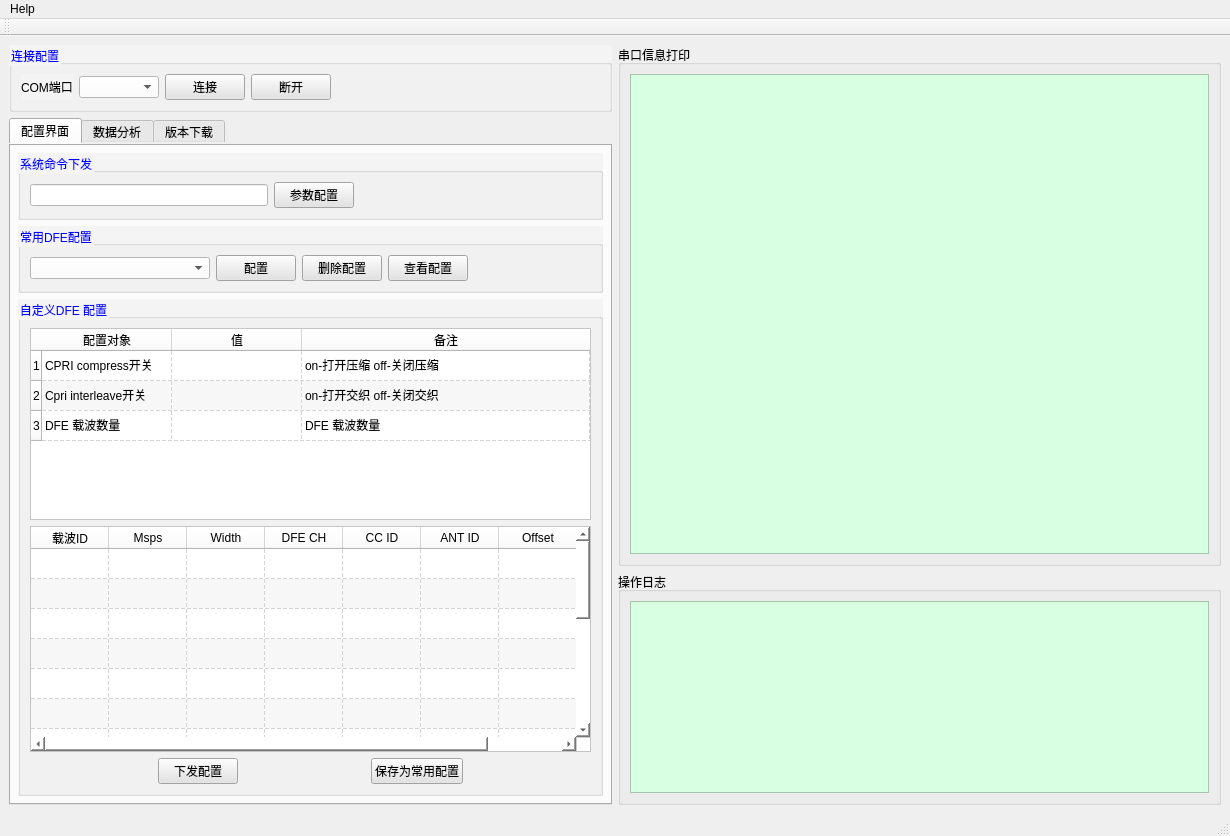
zhangbingxue/ScriptsTools, file ui/mainwindow_ui.ui: the form before one commit.
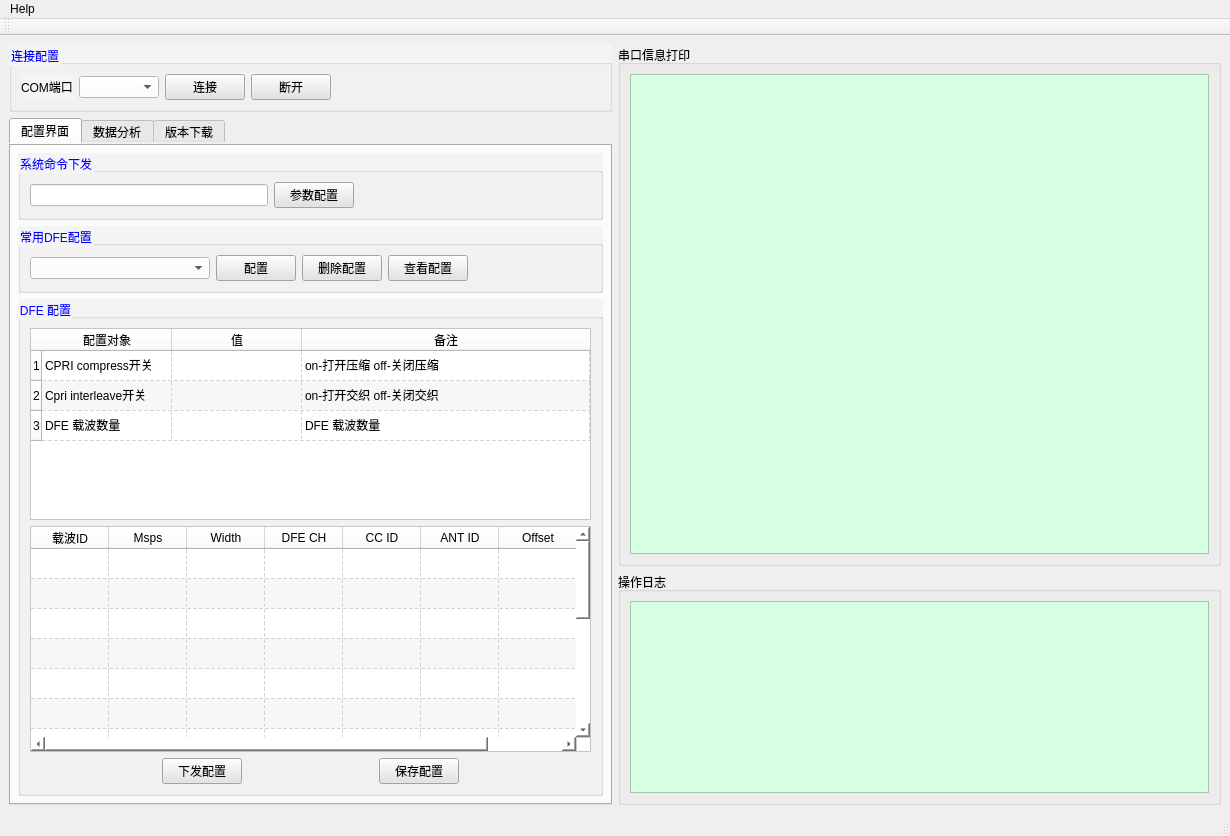
The form after the commit.

The edit to the form file:
```diff
--- a/ui/mainwindow_ui.ui
+++ b/ui/mainwindow_ui.ui
@@ -257,7 +257,7 @@
              <string notr="true">background-color: rgb(244, 244, 244);color: rgb(0, 0, 255);</string>
             </property>
             <property name="title">
-             <string>自定义DFE 配置</string>
+             <string>DFE 配置</string>
             </property>
             <layout class="QVBoxLayout" name="verticalLayout">
              <item>
@@ -630,7 +630,7 @@
                   <string notr="true">background-color: rgb(227, 227, 227);color: rgb(0, 0, 0);</string>
                  </property>
                  <property name="text">
-                  <string>保存为常用配置</string>
+                  <string>保存配置</string>
                  </property>
                 </widget>
                </item>
```
Left out of the diff: 13 changed lines with no effect on the pictures.
